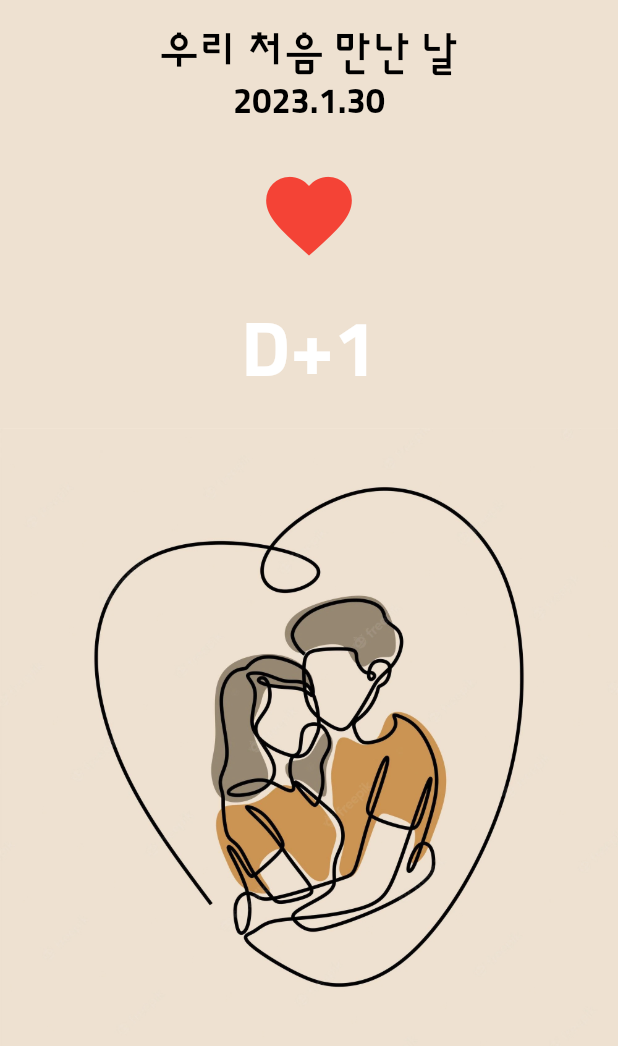
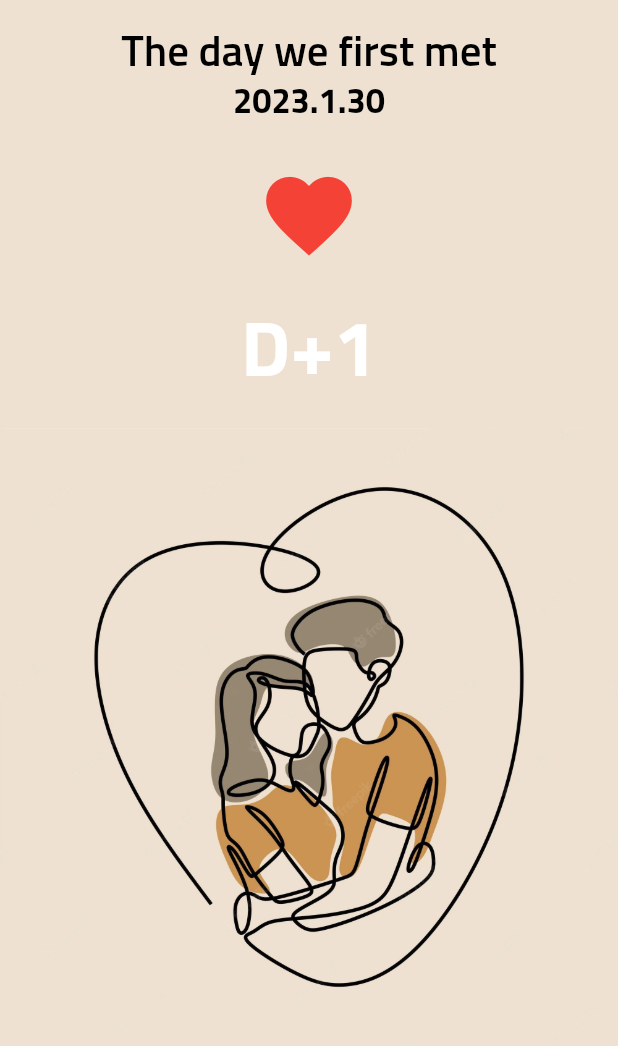
Before and after one commit to chloemk/d-day-app, a Flutter app: the screen it shows after launch, on a phone screen of 412 x 824 dp, the part 190-1236 px from its top. Run offline on Flutter 3.47's test engine with Material 2 defaults, Android fonts, the phone set to English and light mode, and no system bars; our stand-ins replace flutter_screenutil.

Commit message:
refactor: add textTheme

```diff
--- a/lib/home_screen.dart
+++ b/lib/home_screen.dart
@@ -82,6 +82,9 @@ class _TopPart extends StatelessWidget {
 
   @override
   Widget build(BuildContext context) {
+    // context를 가져와서 of constructor를 사용하는 클래스들의 특징은 inherited widget이다.
+    final theme = Theme.of(context);
+    final textTheme = theme.textTheme;
     final DateTime today = DateTime.now();
 
     return Expanded(
@@ -90,30 +93,17 @@ class _TopPart extends StatelessWidget {
         children: [
           Text(
             'D-Day',
-            style: TextStyle(
-              color: Colors.white,
-              fontSize: 70.sp,
-              fontFamily: 'parisienne',
-            ),
+            style: textTheme.headline1,
           ),
           Column(
             children: [
               Text(
-                '우리 처음 만난 날',
-                style: TextStyle(
-                  color: Colors.black,
-                  fontSize: 25.sp,
-                  fontFamily: 'sunflower',
-                ),
+                'The day we first met',
+                style: textTheme.bodyText1,
               ),
               Text(
                 '${selectedDate.year}.${selectedDate.month}.${selectedDate.day}',
-                style: TextStyle(
-                  color: Colors.black,
-                  fontWeight: FontWeight.w700,
-                  fontSize: 20.sp,
-                  fontFamily: 'sunflower',
-                ),
+                style: textTheme.bodyText2,
               ),
             ],
           ),
@@ -131,12 +121,7 @@ class _TopPart extends StatelessWidget {
                   today.month,
                   today.day,
                 ).difference(selectedDate).inDays + 1}',
-            style: TextStyle(
-              color: Colors.white,
-              fontWeight: FontWeight.w700,
-              fontSize: 45.sp,
-              fontFamily: 'sunflower',
-            ),
+            style: textTheme.headline2,
           ),
         ],
       ),
--- a/lib/main.dart
+++ b/lib/main.dart
@@ -18,6 +18,28 @@ class MyApp extends StatelessWidget {
           debugShowCheckedModeBanner: false,
           title: 'D-Day',
           theme: ThemeData(
+            fontFamily: 'sunflower',
+            textTheme: TextTheme(
+              headline1: TextStyle(
+                color: Colors.white,
+                fontSize: 70.sp,
+                fontFamily: 'parisienne',
+              ),
+              headline2: TextStyle(
+                color: Colors.white,
+                fontWeight: FontWeight.w700,
+                fontSize: 45.sp,
+              ),
+              bodyText1: TextStyle(
+                color: Colors.black,
+                fontSize: 25.sp,
+              ),
+              bodyText2: TextStyle(
+                color: Colors.black,
+                fontWeight: FontWeight.w700,
+                fontSize: 20.sp,
+              ),
+            ),
             primarySwatch: Colors.blue,
           ),
           home: const HomeScreen(),
```
